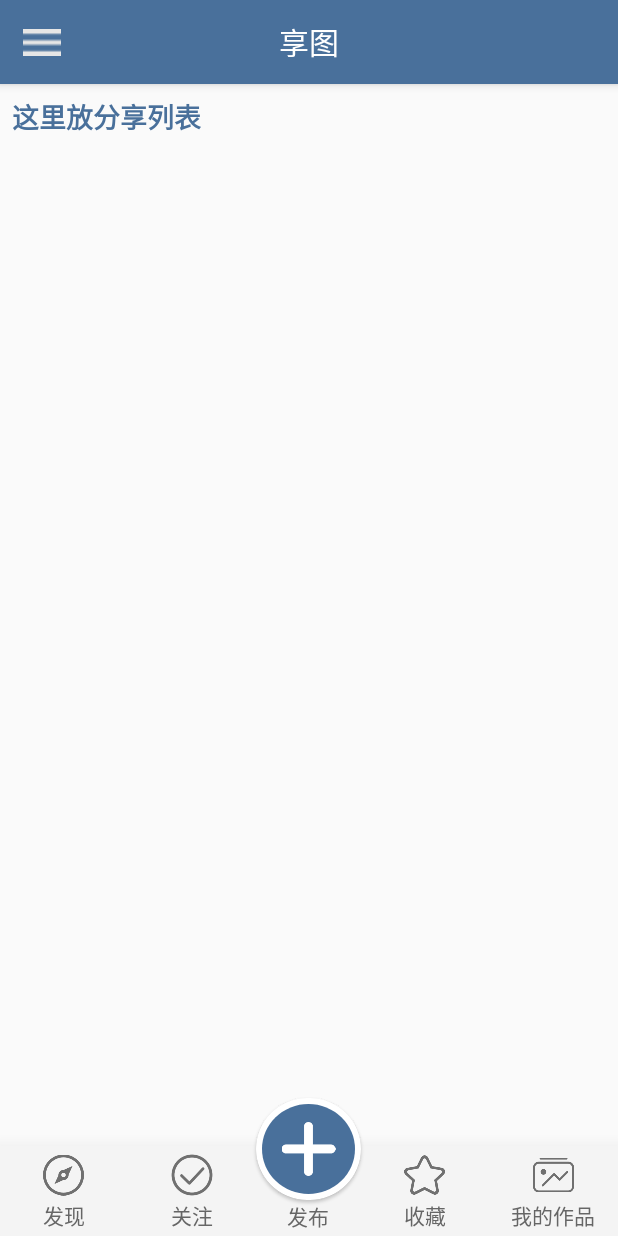
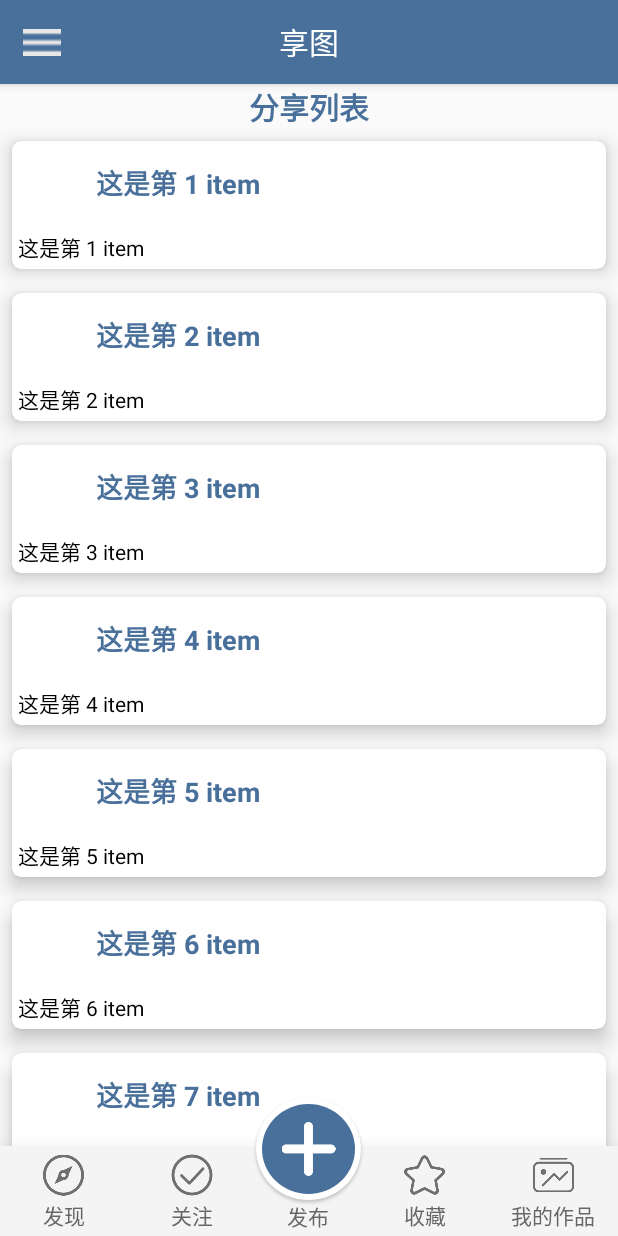
Before and after one commit to StriveCar/AndroidTask, an Android app: the MainActivity screen opened directly, with no data from a screen before it, on a phone screen of 412 x 824 dp. Run offline under Robolectric (Android 15) with nearby library versions, the light colour scheme and no system bars; our stand-ins replace CircleImageView, RxJava; pictures from the network do not load; Roboto replaces fonts that are not available here; 2 statements that could not run were skipped.

Commit message:
自定义数据渲染完成

```diff
--- a/app/src/main/java/com/example/androidtask/MainActivity.java
+++ b/app/src/main/java/com/example/androidtask/MainActivity.java
@@ -1,6 +1,7 @@
 package com.example.androidtask;
 
 import android.annotation.SuppressLint;
+import android.content.Intent;
 import android.graphics.Typeface;
 import android.os.Bundle;
 import android.util.DisplayMetrics;
@@ -22,15 +23,26 @@ import androidx.drawerlayout.widget.DrawerLayout;
 import androidx.fragment.app.Fragment;
 import androidx.fragment.app.FragmentManager;
 import androidx.fragment.app.FragmentTransaction;
+import androidx.recyclerview.widget.LinearLayoutManager;
+import androidx.recyclerview.widget.RecyclerView;
+import androidx.viewpager2.widget.ViewPager2;
 
 import com.bumptech.glide.Glide;
 import com.bumptech.glide.load.engine.DiskCacheStrategy;
 import com.example.androidtask.network.RetrofitClient;
 import com.example.androidtask.network.service.ArtWordService;
+import com.example.androidtask.network.service.PhotoService;
+import com.example.androidtask.response.BaseResponse;
+import com.example.androidtask.response.Data;
+import com.example.androidtask.response.Records;
 import com.example.androidtask.response.WordResponse;
 import com.google.android.material.navigation.NavigationView;
 
+import java.util.ArrayList;
+import java.util.List;
+
 import de.hdodenhof.circleimageview.CircleImageView;
+import io.reactivex.rxjava3.functions.Consumer;
 import retrofit2.Call;
 import retrofit2.Callback;
 import retrofit2.Response;
@@ -49,23 +61,19 @@ public class MainActivity extends AppCompatActivity implements View.OnClickListe
 
     private boolean night_sun = false;
     private Toolbar toolbar;
+    private RelativeLayout bottom_bar_1,bottom_bar_2,bottom_bar_4,bottom_bar_5;
+    private CardView bottom_bar_3;
+    private List<Fragment> fragmentlist = new ArrayList<>();
+    private ViewPager2 viewpager;
+    private String userId;
     @Override
     protected void onCreate(Bundle savedInstanceState) {
         super.onCreate(savedInstanceState);
         setContentView(R.layout.activity_main);
 
-        RelativeLayout bottom_bar_1 = findViewById(R.id.bottom_bar_1_btn);
-        RelativeLayout bottom_bar_5= findViewById(R.id.bottom_bar_5_btn);
-        //CardView bottom_bar_3 = findViewById(R.id.bottom_bar_3_btn);
-        RelativeLayout bottom_bar_2 = findViewById(R.id.bottom_bar_2_btn);
-        RelativeLayout bottom_bar_4 = findViewById(R.id.bottom_bar_4_btn);
-        //bottom_bar_3.setOnClickListener(this);
-        bottom_bar_4.setOnClickListener(this);
-        bottom_bar_1.setOnClickListener(this);
-        bottom_bar_2.setOnClickListener(this);
-        bottom_bar_5.setOnClickListener(this);
-        //初始化主页
-        replaceFragment(new ShareListFragment());
+        initBottomNavigationfunction();
+        initViewPager();
+
         toolbar = findViewById(R.id.tool_bar);
         setSupportActionBar(toolbar);
         drawer_layout = findViewById(R.id.drawer_layout);
@@ -88,6 +96,33 @@ public class MainActivity extends AppCompatActivity implements View.OnClickListe
 
         nav_view.setNavigationItemSelectedListener(this);
         drawer_layout.setOnClickListener(this);
+    }
+
+    private void initViewPager() {
+        //初始化Fragment，使用Viewpager管理Fragment
+        fragmentlist.add(new ShareListFragment());
+        fragmentlist.add(new FollowListFragment());
+        fragmentlist.add(new FavouriteListFragment());
+        fragmentlist.add(new MyShareListFragment());
+        viewpager = findViewById(R.id.viewpager);
+        ViewPagerAdapter viewpagerAdapter = new ViewPagerAdapter(getSupportFragmentManager(), getLifecycle(), fragmentlist);
+        viewpager.setAdapter(viewpagerAdapter);
+        //默认主页,打开软件就显示主页的分享列表
+        viewpager.setCurrentItem(0);
+    }
+
+    private void initBottomNavigationfunction() {
+        //创建底部导航栏
+        bottom_bar_1 = findViewById(R.id.bottom_bar_1_btn);
+        bottom_bar_5 = findViewById(R.id.bottom_bar_5_btn);
+        // bottom_bar_3 = findViewById(R.id.bottom_bar_3_btn);
+        bottom_bar_2 = findViewById(R.id.bottom_bar_2_btn);
+        bottom_bar_4 = findViewById(R.id.bottom_bar_4_btn);
+        //bottom_bar_3.setOnClickListener(this);
+        bottom_bar_4.setOnClickListener(this);
+        bottom_bar_1.setOnClickListener(this);
+        bottom_bar_2.setOnClickListener(this);
+        bottom_bar_5.setOnClickListener(this);
     }
 
     public void initData() {
@@ -113,6 +148,7 @@ public class MainActivity extends AppCompatActivity implements View.OnClickListe
         if (bundle != null) {
             tv_username.setText(bundle.getString(LoginActivity.USER_NAME));
             tv_introduce.setText(bundle.getString(LoginActivity.USER_INTRODUCE));
+            userId = bundle.getString(LoginActivity.USER_ID);
             if (bundle.getString(LoginActivity.USER_PROFILE) != null) {
                 Glide.with(this).load(bundle.getString(LoginActivity.USER_PROFILE)).diskCacheStrategy(DiskCacheStrategy.NONE).into(im_profile);
             } else {
@@ -134,33 +170,20 @@ public class MainActivity extends AppCompatActivity implements View.OnClickListe
         //fragment 切换
         int id = v.getId();
         if(id == R.id.bottom_bar_1_btn){
-            Toast.makeText(this,"主页", Toast.LENGTH_SHORT).show();
-            //返回主页
-            replaceFragment(new ShareListFragment());
+            viewpager.setCurrentItem(0);
         } else if (id == R.id.bottom_bar_2_btn) {
-            Toast.makeText(this,"关注", Toast.LENGTH_SHORT).show();
-            replaceFragment(new FollowListFragment());
+            viewpager.setCurrentItem(1);
         }
 //        else if (id == R.id.bottom_bar_3_btn) {
+//            //放发布页面的Fragment切换
 //            Toast.makeText(this,"发布", Toast.LENGTH_SHORT).show();
 //        }
         else if (id == R.id.bottom_bar_4_btn) {
-            Toast.makeText(this,"收藏", Toast.LENGTH_SHORT).show();
-            replaceFragment(new FavouriteListFragment());
+            viewpager.setCurrentItem(2);
         } else if (id == R.id.bottom_bar_5_btn) {
-            Toast.makeText(this,"我的作品", Toast.LENGTH_SHORT).show();
-            replaceFragment(new MyShareListFragment());
+            viewpager.setCurrentItem(3);
         }
     }
-
-    private void replaceFragment(Fragment fragment) {
-        FragmentManager fm = getSupportFragmentManager();
-        FragmentTransaction fmt = fm.beginTransaction();
-        fmt.replace(R.id.framelayout_mainActivity, fragment);
-        fmt.addToBackStack(null);
-        fmt.commit();
-    }
-
 
     @Override
     public boolean onNavigationItemSelected(@NonNull MenuItem item) {
--- a/app/src/main/java/com/example/androidtask/ShareListAdapter.java
+++ b/app/src/main/java/com/example/androidtask/ShareListAdapter.java
@@ -15,51 +15,55 @@ import com.example.androidtask.response.Records;
 
 import java.util.List;
 
-public class ShareListAdapter extends RecyclerView.Adapter<ShareListAdapter.ViewHolder> {
+public class ShareListAdapter extends RecyclerView.Adapter<ShareListAdapter.mViewHolder> {
 
     private List<Records> recordslist;
+    private List<String> data;
     private Context context;
-    private int resourceId;
 
-    public ShareListAdapter(@NonNull Context context, int resourceId, List<Records> data){
-        this.recordslist = data;
+    public ShareListAdapter(@NonNull Context context, List<String> data){
+        this.data = data;
         this.context = context;
-        this.resourceId = resourceId;
     }
     @NonNull
     @Override
-    public ViewHolder onCreateViewHolder(@NonNull ViewGroup parent, int viewType) {
-        View view = LayoutInflater.from(context).inflate(resourceId, parent, false);
-        ViewHolder viewholder = new ViewHolder(view);
-        return viewholder;
+    public mViewHolder onCreateViewHolder(@NonNull ViewGroup parent, int viewType) {
+        View itemView =LayoutInflater.from(context).inflate(R.layout.sharelist_item, parent ,false);
+        return new mViewHolder(itemView);
     }
 
     @Override
-    public void onBindViewHolder(@NonNull ViewHolder holder, int position) {
-        Records record = recordslist.get(position);
-        String title = String.format("用户 "+record.getUsername()+"的分享");
-        holder.sharelist_item_username.setText(title);
+    public void onBindViewHolder(@NonNull mViewHolder holder, int position) {
+//        Records record = recordslist.get(position);
+//        String title = String.format("用户 "+record.getUsername()+"的分享");
+//        holder.sharelist_item_username.setText(title);
+//        holder.sharelist_item_content.setText(record.getContent());
+//        System.out.println(title);
+//        System.out.println(record.getContent());
+        String s = data.get(position);
+        holder.sharelist_item_content.setText(s);
+        holder.sharelist_item_username.setText(s);
     }
 
     @Override
     public int getItemCount() {
-        if(recordslist == null){
+        if(data == null){
             System.out.println("没有数据，data为空");
             return 0;
         }
-        return recordslist.size();
+        return data.size();
     }
-    static public class ViewHolder extends RecyclerView.ViewHolder{
-        ImageView sharelist_item_userimage;
+     class mViewHolder extends RecyclerView.ViewHolder{
+        //ImageView sharelist_item_userimage;
         TextView sharelist_item_username;
         TextView sharelist_item_content;
-        ListView sharelist_item_imagelist;
-        public ViewHolder(@NonNull View itemView) {
+        //ListView sharelist_item_imagelist;
+        public mViewHolder(@NonNull View itemView) {
             super(itemView);
-            sharelist_item_userimage = itemView.findViewById(R.id.sharelist_item_userimage);
             sharelist_item_username = itemView.findViewById(R.id.sharelist_item_username);
             sharelist_item_content = itemView.findViewById(R.id.sharelist_item_content);
-            sharelist_item_imagelist = itemView.findViewById(R.id.sharelist_item_imagelist);
         }
-    }
+
+
+     }
 }
--- a/app/src/main/java/com/example/androidtask/ShareListFragment.java
+++ b/app/src/main/java/com/example/androidtask/ShareListFragment.java
@@ -19,26 +19,42 @@ import com.example.androidtask.response.BaseResponse;
 import com.example.androidtask.response.Data;
 import com.example.androidtask.response.Records;
 
+import java.util.ArrayList;
 import java.util.List;
 
 import io.reactivex.rxjava3.functions.Consumer;
 
 public class ShareListFragment extends Fragment {
     private View sharelistView;
-    private Context context = getContext();
-    private static List<Records> data;
-
-    @Override
-    public void onCreate(@Nullable Bundle savedInstanceState) {
-        super.onCreate(savedInstanceState);
-    }
-
+    private static List<Records> data = new ArrayList<>();
+    private RecyclerView rv_sharelist;
+    private PhotoService photoService = RetrofitClient.getInstance().getService(PhotoService.class);
+    private List<String> data1 = new ArrayList<>();
     @Nullable
     @Override
     public View onCreateView(@NonNull LayoutInflater inflater, @Nullable ViewGroup container, @Nullable Bundle savedInstanceState) {
         if(sharelistView == null){
             sharelistView = inflater.inflate(R.layout.fragment_share_list, container,false);
         }
+        initData();
+        rv_sharelist = sharelistView.findViewById(R.id.shareList);
+        ShareListAdapter adapter = new ShareListAdapter(getActivity(),data1);
+        rv_sharelist.setLayoutManager(new LinearLayoutManager(getActivity(),RecyclerView.VERTICAL, false));
+        rv_sharelist.setAdapter(adapter);
         return sharelistView;
     }
+    private void initData() {
+
+        for(int i=1;i<100;i++){
+            data1.add(String.format("这是第 %d item",i));
+            System.out.println(i);
+        }
+//        photoService.getShare(1,10,0).subscribe(new Consumer<BaseResponse<Data<Records>>>() {
+//            @Override
+//            public void accept(BaseResponse<Data<Records>> dataBaseResponse) throws Throwable {
+//                data = dataBaseResponse.getData().getRecords();
+//                System.out.println("data 已加载");
+//            }
+//        });
+    }
 }
--- a/app/src/main/res/layout/activity_main.xml
+++ b/app/src/main/res/layout/activity_main.xml
@@ -10,11 +10,12 @@
     tools:ignore="MissingConstraints"
     tools:openDrawer="start">
 
-    <androidx.constraintlayout.widget.ConstraintLayout
+    <LinearLayout
         android:layout_width="match_parent"
         android:layout_height="match_parent"
         android:clipChildren="false"
-        tools:context=".MainActivity">
+        tools:context=".MainActivity"
+        android:orientation="vertical">
 
         <androidx.appcompat.widget.Toolbar
             android:id="@+id/tool_bar"
@@ -37,12 +38,15 @@
 
         </androidx.appcompat.widget.Toolbar>
 
-        <FrameLayout
+        <androidx.viewpager2.widget.ViewPager2
             android:layout_width="match_parent"
-            android:layout_height="wrap_content"
-            android:id="@+id/framelayout_mainActivity"
+            android:layout_height="0dp"
+            android:layout_weight="1"
+            android:id="@+id/viewpager"
             app:layout_constraintStart_toStartOf="parent"
-            app:layout_constraintTop_toBottomOf="@id/tool_bar"/>
+            app:layout_constraintTop_toBottomOf="@id/tool_bar"
+            app:layout_constraintBottom_toTopOf="@id/main_bottom_bar"
+            />
 
         <LinearLayout
             android:id="@+id/main_bottom_bar"
@@ -217,7 +221,7 @@
                     android:src="@drawable/my" />
             </RelativeLayout>
         </LinearLayout>
-    </androidx.constraintlayout.widget.ConstraintLayout>
+    </LinearLayout>
 
     <com.google.android.material.navigation.NavigationView
         android:id="@+id/nav_view"
--- a/app/src/main/res/layout/fragment_share_list.xml
+++ b/app/src/main/res/layout/fragment_share_list.xml
@@ -1,5 +1,6 @@
 <?xml version="1.0" encoding="utf-8"?>
-<FrameLayout xmlns:android="http://schemas.android.com/apk/res/android"
+<FrameLayout
+    xmlns:android="http://schemas.android.com/apk/res/android"
     xmlns:tools="http://schemas.android.com/tools"
     android:layout_width="match_parent"
     android:layout_height="match_parent"
@@ -8,17 +9,17 @@
     android:layout_margin="8dp">
 
     <LinearLayout
-        android:layout_width="wrap_content"
+        android:layout_width="match_parent"
         android:layout_height="wrap_content"
         android:orientation="vertical">
         <TextView
             android:layout_width="match_parent"
             android:layout_height="wrap_content"
-            android:text="这里放分享列表"
-            android:textSize="18sp"
+            android:text="分享列表"
+            android:textSize="20sp"
             android:textStyle="bold"
             android:textColor="@color/teal_200"
-            android:layout_gravity="center"/>
+            android:gravity="center"/>
 
         <androidx.recyclerview.widget.RecyclerView
             android:id="@+id/shareList"
--- a/app/src/main/res/layout/sharelist_item.xml
+++ b/app/src/main/res/layout/sharelist_item.xml
@@ -2,8 +2,10 @@
 <androidx.cardview.widget.CardView
     xmlns:android="http://schemas.android.com/apk/res/android"
     android:layout_width="match_parent"
-    android:layout_height="match_parent"
+    android:layout_height="wrap_content"
     app:cardElevation="8dp"
+    app:cardCornerRadius="6dp"
+    android:layout_margin="8dp"
     xmlns:app="http://schemas.android.com/apk/res-auto">
 
     <LinearLayout
@@ -27,6 +29,7 @@
                 android:layout_width="wrap_content"
                 android:layout_height="match_parent"
                 android:gravity="center"
+                android:text="This is my name"
                 android:textSize="18sp"
                 android:textColor="@color/teal_200"
                 android:textStyle="bold"/>
@@ -35,6 +38,9 @@
 
         <TextView
             android:id="@+id/sharelist_item_content"
+            android:text="test string for sharelist_item_content"
+            android:textColor="@color/black"
+            android:padding="4dp"
             android:layout_width="wrap_content"
             android:layout_height="wrap_content"/>
 
```
